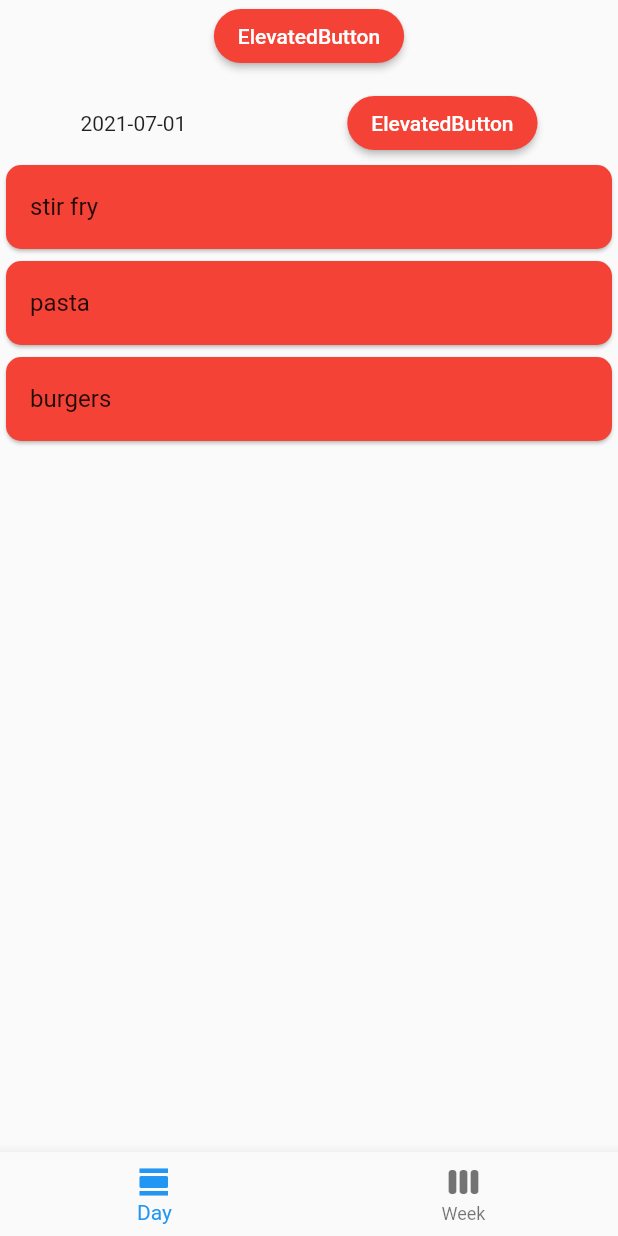
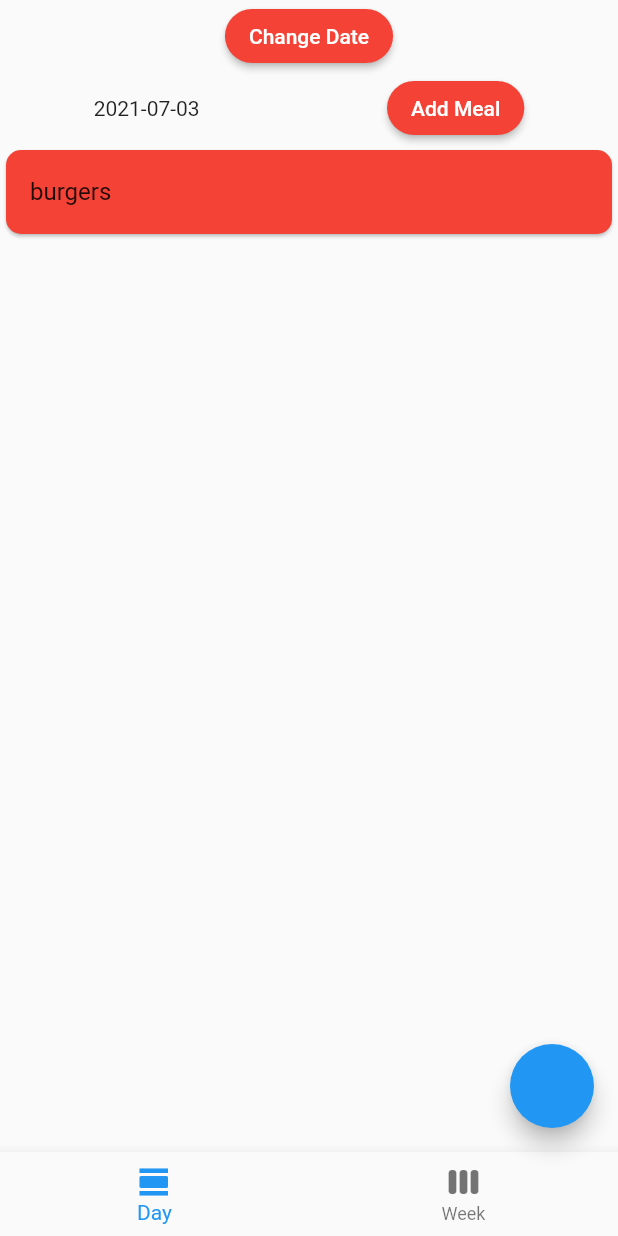
Before and after one commit to hungrymissilepod/meal_planner, a Flutter app: the screen it shows after launch, on a phone screen of 412 x 824 dp. Run offline on Flutter 3.47's test engine with Material 2 defaults, Android fonts, the phone set to English and light mode, and no system bars; our stand-ins replace bloc, equatable, flutter_bloc.

Commit message:
Improved Cubit. Can add meals to selectedDate

```diff
--- a/configs/meals.json
+++ b/configs/meals.json
@@ -16,7 +16,9 @@
     },
     {
       "date": "2021-07-03",
-      "meals": []
+      "meals": [
+        "burgers"
+      ]
     },
     {
       "date": "2021-07-04",
--- a/lib/cubit/planner_cubit.dart
+++ b/lib/cubit/planner_cubit.dart
@@ -6,6 +6,7 @@ import 'package:mealplanner/models/planner_repository.dart';
 
 /// Utilities
 import 'package:equatable/equatable.dart';
+import 'package:intl/intl.dart';
 
 /// Models
 import 'package:mealplanner/models/planner_models.dart';
@@ -17,7 +18,24 @@ class PlannerCubit extends Cubit<PlannerState> {
 
   final PlannerRepository _plannerRepository;
 
+  /// Keeps track of the date the users has selected. Used to show the selected date's meal plan.
+  /// Defaults to device time on app launch.
+  String selectedDate = '';
+
+  final formatter = new DateFormat('yyyy-MM-dd');
+
+  // TODO: add selectedDate var to keep track of which date user wants to look at. Should start as device date on app launch
+
+  /// Initialises the [selectedDate] variable on app launch.
+  void initialiseSelectedDate() {
+    /// Get date today and format to same style as in JSON file
+    var now = DateTime.now();
+    selectedDate = formatter.format(now);
+  }
+
+  // Load meal planner data from JSON file. In real app this would be from server or device storage.
   Future<void> loadPlanner() async {
+    print('loadPlanner');
     emit(PlannerLoading());
     try {
       final days = await _plannerRepository.fetchWeeklyPlan();
@@ -26,4 +44,37 @@ class PlannerCubit extends Cubit<PlannerState> {
       emit(PlannerError('Failed to load planner'));
     }
   }
+
+  /// Adds [meal] to [date] given
+  void addMealToDate(WeekPlan weekPlan, String date, String meal) async {
+    emit(PlannerLoading());
+
+    /// Find DayPlan element with this [date] and add the [meal] to this day
+    int index = weekPlan.days.indexWhere((d) => d.date == date);
+    if (index != -1) {
+      if (!weekPlan.days[index].meals.contains(meal)) {
+        weekPlan.days[index].meals.add(meal);
+        emit(MealAdded(meal));
+      }
+    }
+    /// Update WeekPlan state
+    emit(PlannerLoaded(weekPlan));
+  }
+
+  /// Gets DayPlan object for this [selectedDate]
+  DayPlan getMealsForSelectedDate(WeekPlan weekPlan) {
+    /// Find a DayPlan for today's date
+    int index = weekPlan.days.indexWhere((element) => element.date == selectedDate);
+    if (index != -1) { return weekPlan.days[index]; }
+    return null;
+  }
+
+  // TODO: delete after testing
+  testChangeDate() {
+    print('testChangeDate');
+    emit(MealAdded('changeDate'));
+    selectedDate = '2021-07-01';
+    /// Set state to initial so the MealPlanner is reloaded
+    emit(PlannerInitial());
+  }
 }
--- a/lib/cubit/planner_state.dart
+++ b/lib/cubit/planner_state.dart
@@ -34,3 +34,11 @@ class PlannerError extends PlannerState {
   @override
   List<Object> get props => [message];
 }
+
+class MealAdded extends PlannerState {
+  final String meal;
+  const MealAdded(this.meal);
+
+  @override
+  List<Object> get props => [meal];
+}
--- a/lib/main.dart
+++ b/lib/main.dart
@@ -1,4 +1,5 @@
 import 'package:flutter/material.dart';
+import 'dart:io' show Platform;
 
 /// Bloc + Cubit
 import 'package:flutter_bloc/flutter_bloc.dart';
@@ -16,9 +17,7 @@ class MyApp extends StatelessWidget {
     return BlocProvider(
       create: (context) => PlannerCubit(PlannerRepository()),
       child: MaterialApp(
-        theme: ThemeData(
-          primarySwatch: Colors.blue,
-        ),
+        theme: ThemeData(primarySwatch: Colors.blue),
         home: MyHomePage(),
       ),
     );
@@ -34,11 +33,7 @@ class MyHomePage extends StatefulWidget {
 
 class _MyHomePageState extends State<MyHomePage> {
 
-  // TODO: create TEST button to add a meal to a day. Ensure that state and widgets are updated and we always see up to date planner
-  // TODO: ensure we can add meals from list for certain days
   // TODO: clean up code and UI - get basic UI looking as it should
-  // TODO: create Meals list screen
-  // TODO: tapping Add meal button should go to Meals list screen. Should be able to navigate back
 
   PageController _pageController;
   /// Current page shown in PageView
@@ -47,8 +42,11 @@ class _MyHomePageState extends State<MyHomePage> {
   @override
   void initState() {
     super.initState();
+    /// Load user's meal plan on app start
+    BlocProvider.of<PlannerCubit>(context).initialiseSelectedDate();
+    BlocProvider.of<PlannerCubit>(context).loadPlanner();
+
     _pageController = PageController(initialPage: _currentPage);
-    BlocProvider.of<PlannerCubit>(context).loadPlanner(); // * load data from config. In real app this would be from server or device storage
   }
 
   /// When navbar item is tapped, change page in PageView
@@ -66,16 +64,30 @@ class _MyHomePageState extends State<MyHomePage> {
 
   @override
   Widget build(BuildContext context) {
-    return BlocBuilder<PlannerCubit, PlannerState>(
+    return BlocConsumer<PlannerCubit, PlannerState>(
+      listener: (context, state) {
+        // TODO: double check this. Do we want this behaviour??
+        if (state is MealAdded) {
+          ScaffoldMessenger.of(context).showSnackBar(SnackBar(content: Text('Meal added: ${state.meal}')));
+        }
+        if (state is PlannerInitial) {
+          BlocProvider.of<PlannerCubit>(context).loadPlanner();
+        }
+      },
       builder: (context, state) {
         if (state is PlannerLoaded) {
           return Scaffold(
+            floatingActionButton: FloatingActionButton(
+              onPressed: () {
+                BlocProvider.of<PlannerCubit>(context).testChangeDate();
+              },
+            ),
             body: PageView(
               onPageChanged: _setCurrentPage, /// this ensures that the correct page is highlighted when scrolling to different page
               controller: _pageController,
               children: [
                 DayPage(state),
-                WeekPage(state), // TODO: should we be passing state like this??
+                WeekPage(state),
               ],
             ),
             bottomNavigationBar: BottomNavigationBar(
@@ -106,16 +118,16 @@ class DayPage extends StatelessWidget {
 
   @override
   Widget build(BuildContext context) {
+    /// Load DayPlan for selectedDate
+    DayPlan dayPlan = BlocProvider.of<PlannerCubit>(context).getMealsForSelectedDate(state.weekPlan);
     return SafeArea(
       child: SingleChildScrollView(
         physics: BouncingScrollPhysics(parent: AlwaysScrollableScrollPhysics()),
         child: Center(
           child: Column(
             children: [
-              CustomButton(), // TODO: date picker button
-              SizedBox(height: 10),
-              MealsForDay(state.weekPlan.days[0]),
-              // TODO: show meals for the CURRENT DATE (need device datetime and get from PlannerCubit)
+              ChangeDateButton(),
+              MealsForDay(dayPlan),
             ],
           ),
         ),
@@ -154,14 +166,14 @@ class MealsForDay extends StatelessWidget {
 
   @override
   Widget build(BuildContext context) {
-    print(dayPlan.date);
+    // print(dayPlan.date);
     return Column(
       children: [
         Row(
           mainAxisAlignment: MainAxisAlignment.spaceAround,
           children: [
             Text(dayPlan.date), // TODO: show in correct format
-            CustomButton(),
+            AddMealButton(dayPlan.date),
           ],
         ),
         // TODO: if no meals for this day, show some text instead 'No meals for this day'
@@ -226,14 +238,73 @@ class MealTile extends StatelessWidget {
 }
 
 // TODO: this widget should take label and ontap as arguements
+// class CustomButton extends StatelessWidget {
+//   const CustomButton(this.date, { Key key }) : super(key: key);
+
+//   final String date;
+
+//   @override
+//   Widget build(BuildContext context) {
+//     return ElevatedButton(
+//       child: Text("Add Meal"),
+//       onPressed: () {
+//         if(Platform.isIOS) { Navigator.of(context).push(MaterialPageRoute(builder: (context) => MealSelectScreen(date), settings: RouteSettings(name: 'MealSelectScreen'))); }
+//         else { Navigator.push(context, PageRouteBuilder(pageBuilder: (_, __, ___) => MealSelectScreen(date), settings: RouteSettings(name: 'MealSelectScreen'))); }
+//       },
+//       style: ElevatedButton.styleFrom(
+//         primary: Colors.red,
+//         onPrimary: Colors.white,
+//         shape: RoundedRectangleBorder(
+//           borderRadius: BorderRadius.circular(32.0),
+//         ),
+//       ),
+//     );
+//   }
+// }
+
+class ChangeDateButton extends StatelessWidget {
+  const ChangeDateButton({ Key key }) : super(key: key);
+
+  @override
+  Widget build(BuildContext context) {
+    return CustomButton(
+      label: 'Change Date',
+      // TODO: should open date picker and allow user to change selectedDate
+      onTap: () {
+        print('change date');
+      },
+    );
+  }
+}
+
+class AddMealButton extends StatelessWidget {
+  const AddMealButton(this.date, { Key key }) : super(key: key);
+
+  final String date;
+
+  @override
+  Widget build(BuildContext context) {
+    return CustomButton(
+      label: 'Add Meal',
+      onTap: () {
+        if(Platform.isIOS) { Navigator.of(context).push(MaterialPageRoute(builder: (context) => MealSelectScreen(date), settings: RouteSettings(name: 'MealSelectScreen'))); }
+        else { Navigator.push(context, PageRouteBuilder(pageBuilder: (_, __, ___) => MealSelectScreen(date), settings: RouteSettings(name: 'MealSelectScreen'))); }
+      }
+    );
+  }
+}
+
 class CustomButton extends StatelessWidget {
-  const CustomButton({ Key key }) : super(key: key);
+  const CustomButton({ this.label, this.onTap, Key key }) : super(key: key);
+
+  final String label;
+  final Function onTap;
 
   @override
   Widget build(BuildContext context) {
     return ElevatedButton(
-      child: Text("ElevatedButton"),
-      onPressed: () => print("it's pressed"),
+      child: Text(label),
+      onPressed: onTap,
       style: ElevatedButton.styleFrom(
         primary: Colors.red,
         onPrimary: Colors.white,
@@ -244,3 +315,48 @@ class CustomButton extends StatelessWidget {
     );
   }
 }
+
+class MealSelectScreen extends StatelessWidget {
+  MealSelectScreen(this.date, { Key key }) : super(key: key);
+  final String date;
+
+  final List<String> meals = ['pasta', 'burger', 'pizza', 'stir fry', 'pumpkin', 'butternut squash', 'tomato and egg', 'curry'];
+
+  @override
+  Widget build(BuildContext context) {
+    return BlocBuilder<PlannerCubit, PlannerState>(
+      builder: (context, state) {
+        if (state is PlannerLoaded) {
+          return Scaffold(
+            appBar: AppBar(
+              // TODO: set to correct colour
+              iconTheme: IconThemeData(color: Colors.purple),
+              backgroundColor: Colors.white,
+            ),
+            backgroundColor: Colors.red,
+            body: SafeArea(
+              child: ListView.builder(
+                itemCount: meals.length,
+                itemBuilder: (context, index) {
+                  return Card(
+                    child: ListTile(
+                      title: Text(meals[index]),
+                      trailing: ElevatedButton(
+                        onPressed: () {
+                          BlocProvider.of<PlannerCubit>(context).addMealToDate(state.weekPlan, date, meals[index]);
+                          Navigator.of(context).pop();
+                        },
+                        child: Text('Add'),
+                      ),
+                    ),
+                  );
+                }
+              ),
+            ),
+          );
+        }
+        return Container();
+      },
+    );
+  }
+}
--- a/pubspec.yaml
+++ b/pubspec.yaml
@@ -17,6 +17,7 @@ dependencies:
   bloc: ^7.0.0
   flutter_bloc: ^7.0.0
   equatable: ^2.0.2
+  intl: ^0.17.0 # for date formatting
 
 dev_dependencies:
   flutter_test:
```
Also changed, not shown: pubspec.lock.
